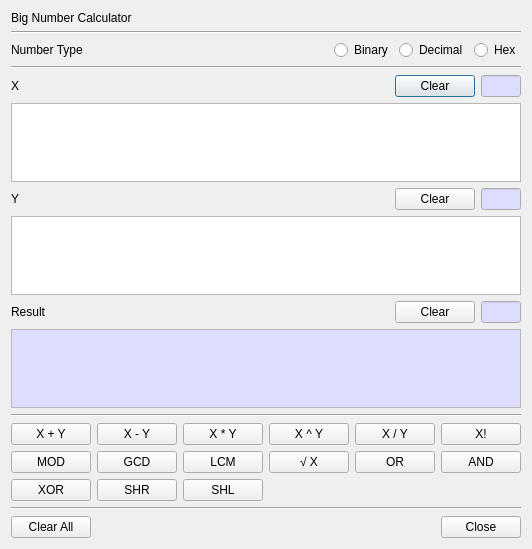
Old version of the form BerEditor/bn_calc_dlg.ui in the repository jykim74/BerEditor.
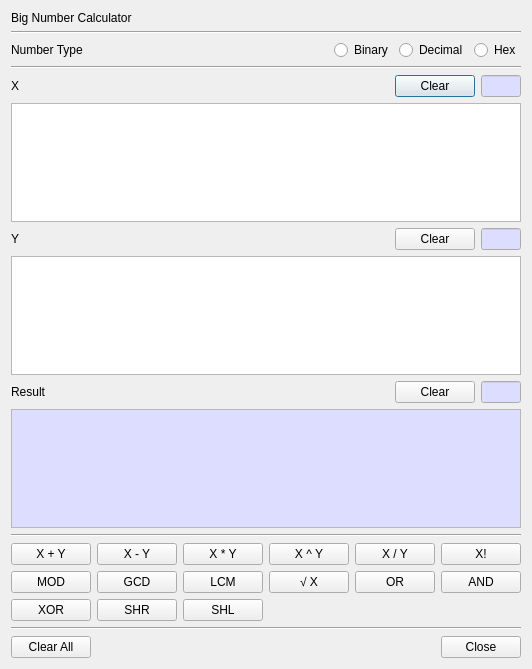
New version of the form.

What changed in the file:
```diff
--- a/BerEditor/bn_calc_dlg.ui
+++ b/BerEditor/bn_calc_dlg.ui
@@ -7,7 +7,7 @@
     <x>0</x>
     <y>0</y>
     <width>500</width>
-    <height>549</height>
+    <height>669</height>
    </rect>
   </property>
   <property name="windowTitle">
```
Left out of the diff: 4 changed lines with no effect on the pictures.
